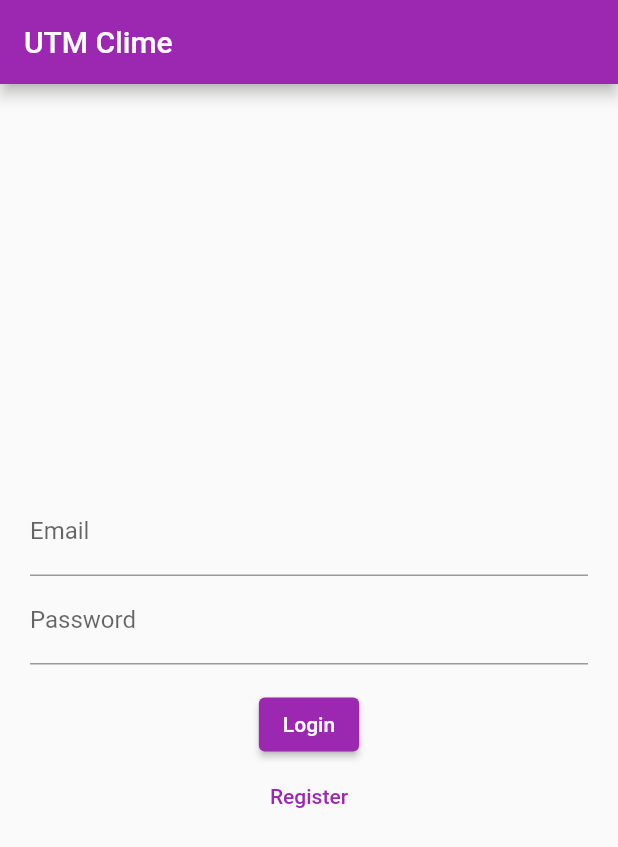
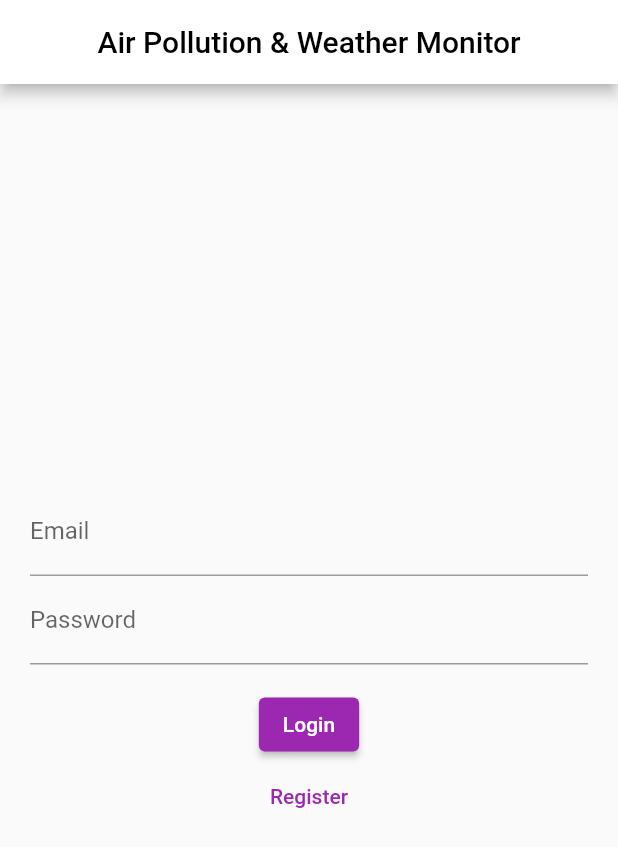
Before and after one commit to piraveen-ashwinath/PSM-2_Source-Code, a Flutter app: the screen it shows after launch, on a phone screen of 412 x 824 dp. Shown: the top 847 px of the screen. Run offline on Flutter 3.47's test engine with Material 2 defaults, Android fonts, the phone set to English and light mode, and no system bars; our stand-ins replace firebase_auth, firebase_core, firebase_database, local_auth; accounts and stored records are empty.

Commit message:
new file:   assets/images/fingerprint.png 	new file:   lib/fetch.dart 	modified:   lib/fingerprint.dart 	modified:   lib/home.dart 	modified:   lib/landingpage.dart 	modified:   lib/main.dart 	modified:   macos/Flutter/GeneratedPluginRegistrant.swift 	modified:   pubspec.lock 	modified:   pubspec.yaml 	modified:   windows/flutter/generated_plugin_registrant.cc 	modified:   windows/flutter/generated_plugins.cmake 	modified:   lib/home.dart 	modified:   lib/landingpage.dart 	modified:   lib/main.dart 	deleted:    lib/widgettree.dart 	lib/mechanism.dart

```diff
--- a/lib/fingerprint.dart
+++ b/lib/fingerprint.dart
@@ -10,7 +10,9 @@ class FingerprintPage extends StatelessWidget {
   @override
   Widget build(BuildContext context) => Scaffold(
         appBar: AppBar(
-          title: const Text("UTM Clime"),
+          title: const Text("Air Pollution & Weather Monitor",
+          style: TextStyle(color: Colors.black),
+          ),
           centerTitle: true,
         ),
         body: Padding(
@@ -19,7 +21,7 @@ class FingerprintPage extends StatelessWidget {
             child: Column(
               mainAxisAlignment: MainAxisAlignment.center,
               children: [
-                buildAvailability(context),
+                //buildAvailability(context),
                 const SizedBox(height: 24),
                 buildAuthenticate(context),
               ],
--- a/lib/landingpage.dart
+++ b/lib/landingpage.dart
@@ -47,7 +47,9 @@ class _LoginPageState extends State<LoginPage> {
   }
 
   Widget _title() {
-    return const Text('UTM Clime');
+    return const Text('Air Pollution & Weather Monitor',
+    style: TextStyle(color: Colors.black),
+    );
   }
 
   Widget _entryFieldemail(
@@ -103,6 +105,7 @@ Widget _entryFieldpassword(
     return Scaffold(
       appBar: AppBar(
         title: _title(),
+        centerTitle: true,
       ),
       body: Container(
         height: double.infinity,
--- a/lib/main.dart
+++ b/lib/main.dart
@@ -1,6 +1,7 @@
 import 'package:utm_clime/widgettree.dart';
 import 'package:firebase_core/firebase_core.dart';
 import 'package:flutter/material.dart';
+//import 'package:flutter_firebase_series/screens/fetch.dart';
 
 Future<void> main() async {
   WidgetsFlutterBinding.ensureInitialized();
@@ -17,6 +18,10 @@ class MyApp extends StatelessWidget {
       debugShowCheckedModeBanner: false,
       theme: ThemeData(
         primarySwatch: Colors.purple,
+        appBarTheme: AppBarTheme(
+        iconTheme: IconThemeData(color: Colors.black),
+        color: Colors.white, //<-- SEE HERE
+),
       ),
        home: const WidgetTree(),
     );
--- a/pubspec.yaml
+++ b/pubspec.yaml
@@ -39,6 +39,7 @@ dependencies:
   # The following adds the Cupertino Icons font to your application.
   # Use with the CupertinoIcons class for iOS style icons.
   cupertino_icons: ^1.0.2
+  firebase_database: ^10.2.2
 
 dev_dependencies:
   flutter_test:
@@ -61,6 +62,8 @@ flutter:
   # included with your application, so that you can use the icons in
   # the material Icons class.
   uses-material-design: true
+  assets:
+    - assets/images/
 
   # To add assets to your application, add an assets section, like this:
   # assets:
```
Also changed, not shown: lib/home.dart (+21 -2 lines), assets/images/fingerprint.png (added), lib/fetch.dart (added), pubspec.lock, 3 other files.
